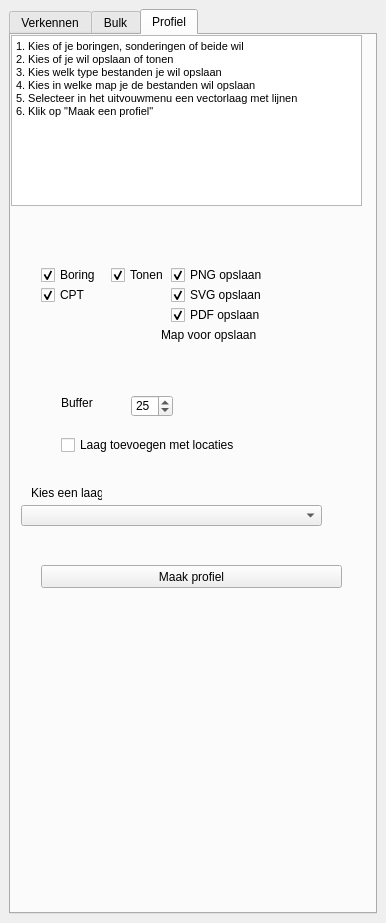
The window that bro_download_plot_dockwidget_base.ui (ic144/bronodig) describes before a commit, drawn with Qt 5.
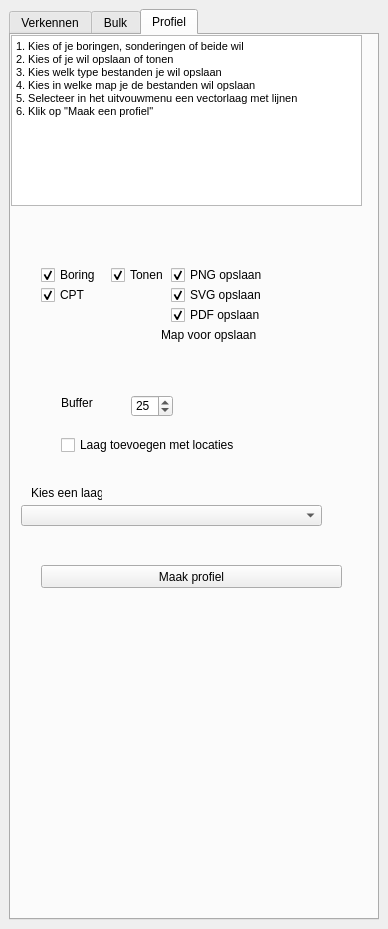
The same window after the commit. Custom widgets are drawn as their Qt base class.

Commit message: knop laag toevoegen functioneert

```diff
--- a/bro_download_plot_dockwidget_base.ui
+++ b/bro_download_plot_dockwidget_base.ui
@@ -6,8 +6,8 @@
    <rect>
     <x>0</x>
     <y>0</y>
-    <width>386</width>
-    <height>923</height>
+    <width>388</width>
+    <height>929</height>
    </rect>
   </property>
   <property name="windowTitle">
```
The commit also changes 1 other file.
